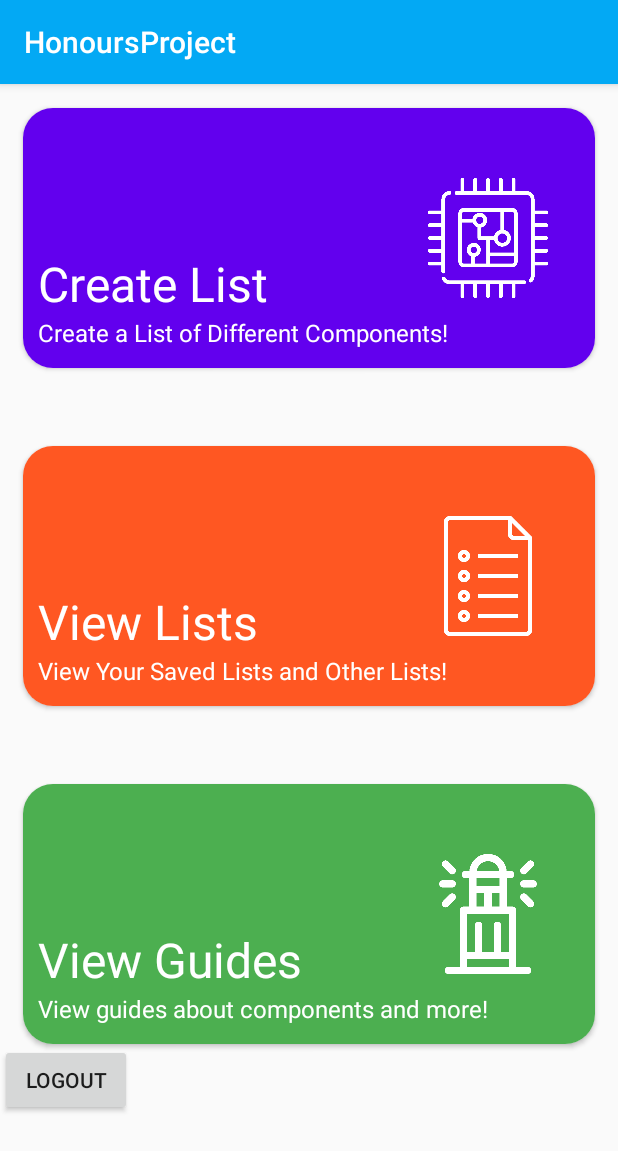
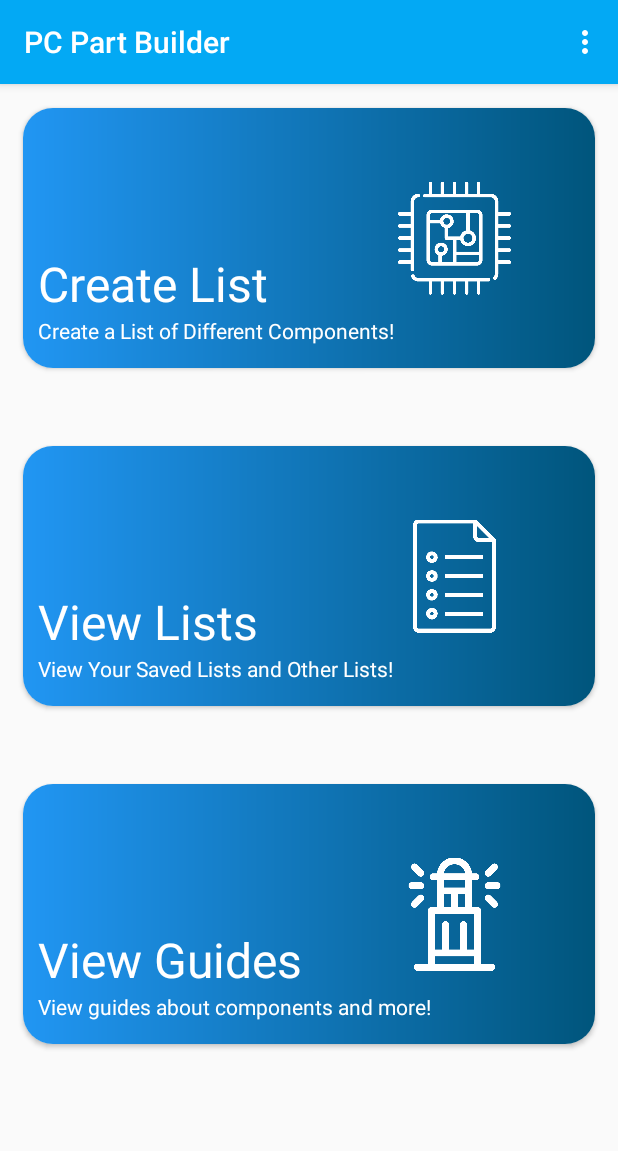
Before and after one commit to ConnerMcGill/HonoursProject, an Android app: the screen it shows after launch once a user with an empty profile is signed in (MainActivity), on a phone screen of 412 x 824 dp. Shown: the top 1151 px of the screen. Run offline under Robolectric (Android 15) with nearby library versions, the phone set to English and light mode, and no system bars; our stand-ins replace Firebase (no records; nobody signed in at launch, a user with empty details on screens opened directly).

Commit message:
Added toolbar and tweaked main activity

```diff
--- a/app/src/main/java/com/example/honoursproject/MainActivity.java
+++ b/app/src/main/java/com/example/honoursproject/MainActivity.java
@@ -13,19 +13,23 @@
 
 package com.example.honoursproject;
 
-import androidx.appcompat.app.AppCompatActivity;
-
 import android.content.Intent;
 import android.os.Bundle;
+import android.view.Menu;
+import android.view.MenuInflater;
+import android.view.MenuItem;
 import android.view.View;
 import android.widget.Button;
 import android.widget.Toast;
+
+import androidx.annotation.NonNull;
+import androidx.appcompat.app.AppCompatActivity;
+import androidx.appcompat.widget.Toolbar;
 
 import com.google.firebase.auth.FirebaseAuth;
 
 public class MainActivity extends AppCompatActivity {
 
-    private Button logoutButton;
     private FirebaseAuth mAuth;
 
     @Override
@@ -33,17 +37,29 @@
         super.onCreate(savedInstanceState);
         setContentView(R.layout.activity_main);
 
-        logoutButton = findViewById(R.id.button_logout);
-
         mAuth = FirebaseAuth.getInstance();
 
-        logoutButton.setOnClickListener(new View.OnClickListener() {
-            @Override
-            public void onClick(View view) {
+        Toolbar toolbar = findViewById(R.id.toolbar);
+        setSupportActionBar(toolbar);
+
+    }
+
+    @Override
+    public boolean onCreateOptionsMenu(Menu menu) {
+        MenuInflater inflater = getMenuInflater();
+        inflater.inflate(R.menu.example_menu, menu);
+        return true;
+    }
+
+    @Override
+    public boolean onOptionsItemSelected(@NonNull MenuItem item) {
+        switch (item.getItemId()) {
+            case R.id.item1:
                 logoutUserFromAccount();
-            }
-        });
-
+                return true;
+            default:
+                return super.onOptionsItemSelected(item);
+        }
     }
 
     private void logoutUserFromAccount() {
--- a/app/src/main/res/drawable/test_bg.xml
+++ b/app/src/main/res/drawable/test_bg.xml
@@ -1,8 +1,9 @@
 <?xml version="1.0" encoding="utf-8"?>
 <shape xmlns:android="http://schemas.android.com/apk/res/android">
 
-    <gradient android:startColor="#86838A"
-        android:endColor="#86838A">
+    <gradient android:startColor="#2196F3"
+        android:endColor="#00557C">
     </gradient>
 
+
 </shape>
--- a/app/src/main/res/layout/activity_main.xml
+++ b/app/src/main/res/layout/activity_main.xml
@@ -7,6 +7,9 @@
     android:orientation="vertical"
     tools:context=".MainActivity">
 
+    <include
+        android:id="@+id/toolbar"
+        layout="@layout/toolbar" />
 
     <androidx.cardview.widget.CardView
         android:id="@+id/create_list_card"
@@ -21,7 +24,7 @@
         <LinearLayout
             android:layout_width="match_parent"
             android:layout_height="match_parent"
-            android:background="@drawable/build_pc_list_card_bg"
+            android:background="@drawable/test_bg"
             android:orientation="vertical">
 
 
@@ -31,12 +34,12 @@
 
 
                 <ImageView
-                    android:layout_width="80dp"
+                    android:layout_width="75dp"
                     android:layout_height="230dp"
-                    android:layout_marginStart="270dp"
-                    android:layout_marginEnd="290dp"
-                    android:src="@drawable/cpu_for_build_list_card"
-                    android:contentDescription="@string/create_list_card_icon_description" />
+                    android:layout_marginStart="250dp"
+                    android:layout_marginEnd="270dp"
+                    android:contentDescription="@string/create_list_card_icon_description"
+                    android:src="@drawable/cpu_for_build_list_card" />
 
             </RelativeLayout>
 
@@ -72,7 +75,7 @@
                     android:layout_height="wrap_content"
                     android:text="@string/create_list_card_description"
                     android:textColor="#ffff"
-                    android:textSize="16dp" />
+                    android:textSize="14dp" />
 
 
             </LinearLayout>
@@ -95,7 +98,7 @@
         <LinearLayout
             android:layout_width="match_parent"
             android:layout_height="match_parent"
-            android:background="@drawable/view_pc_lists_card_bg"
+            android:background="@drawable/test_bg"
             android:orientation="vertical">
 
 
@@ -105,11 +108,12 @@
 
 
                 <ImageView
-                    android:layout_width="80dp"
+                    android:layout_width="75dp"
                     android:layout_height="230dp"
-                    android:layout_marginStart="270dp"
-                    android:src="@drawable/list_for_view_lists_card"
-                    android:contentDescription="@string/view_lists_icon_description" />
+                    android:layout_marginStart="250dp"
+                    android:layout_marginEnd="270dp"
+                    android:contentDescription="@string/view_lists_icon_description"
+                    android:src="@drawable/list_for_view_lists_card" />
 
             </RelativeLayout>
 
@@ -145,7 +149,7 @@
                     android:layout_height="wrap_content"
                     android:text="@string/view_lists_card_description"
                     android:textColor="#ffff"
-                    android:textSize="16dp" />
+                    android:textSize="14dp" />
 
 
             </LinearLayout>
@@ -168,7 +172,7 @@
         <LinearLayout
             android:layout_width="match_parent"
             android:layout_height="match_parent"
-            android:background="@drawable/view_guides_card_bg"
+            android:background="@drawable/test_bg"
             android:orientation="vertical">
 
 
@@ -178,11 +182,12 @@
 
 
                 <ImageView
-                    android:layout_width="80dp"
+                    android:layout_width="75dp"
                     android:layout_height="230dp"
-                    android:layout_marginStart="270dp"
-                    android:src="@drawable/guide_for_view_guides_card"
-                    android:contentDescription="@string/png_icon_for_guide_card" />
+                    android:layout_marginStart="250dp"
+                    android:layout_marginEnd="270dp"
+                    android:contentDescription="@string/png_icon_for_guide_card"
+                    android:src="@drawable/guide_for_view_guides_card" />
 
             </RelativeLayout>
 
@@ -218,7 +223,7 @@
                     android:layout_height="wrap_content"
                     android:text="@string/view_guides_card_description"
                     android:textColor="#ffff"
-                    android:textSize="16dp" />
+                    android:textSize="14dp" />
 
 
             </LinearLayout>
@@ -228,14 +233,4 @@
 
     </androidx.cardview.widget.CardView>
 
-    <Button
-        android:id="@+id/button_logout"
-        android:layout_width="wrap_content"
-        android:layout_height="wrap_content"
-        android:text="@string/temp_logout_button">
-
-
-    </Button>
-
-
 </androidx.appcompat.widget.LinearLayoutCompat>
--- /dev/null
+++ b/app/src/main/res/layout/toolbar.xml
@@ -0,0 +1,11 @@
+<?xml version="1.0" encoding="utf-8"?>
+<androidx.appcompat.widget.Toolbar xmlns:android="http://schemas.android.com/apk/res/android"
+    android:layout_width="match_parent"
+    android:layout_height="wrap_content"
+    xmlns:app="http://schemas.android.com/apk/res-auto"
+    android:background="@color/titleBar"
+    android:elevation="4dp"
+    android:theme="@style/ThemeOverlay.AppCompat.Dark.ActionBar"
+    app:popupTheme="@style/ThemeOverlay.AppCompat.Light">
+
+</androidx.appcompat.widget.Toolbar>
--- /dev/null
+++ b/app/src/main/res/menu/example_menu.xml
@@ -0,0 +1,11 @@
+<?xml version="1.0" encoding="utf-8"?>
+<menu xmlns:android="http://schemas.android.com/apk/res/android"
+    xmlns:app="http://schemas.android.com/apk/res-auto">
+
+    <item
+        android:id="@+id/item1"
+        android:title="@string/logout_text_toolbar"
+        app:showAsAction="never" />
+
+
+</menu>
--- a/app/src/main/res/values/strings.xml
+++ b/app/src/main/res/values/strings.xml
@@ -1,5 +1,5 @@
 <resources>
-    <string name="app_name">HonoursProject</string>
+    <string name="app_name">PC Part Builder</string>
     <string name="login_email_title">Email:</string>
     <string name="login_enter_email_address_hint">Enter Email Address</string>
     <string name="login_password_title">Password:</string>
@@ -28,4 +28,5 @@
     <string name="view_lists_card_description">View Your Saved Lists and Other Lists!</string>
     <string name="view_guides_card_title">View Guides</string>
     <string name="view_guides_card_description">View guides about components and more!</string>
+    <string name="logout_text_toolbar">Logout</string>
 </resources>
--- a/app/src/main/res/values/styles.xml
+++ b/app/src/main/res/values/styles.xml
@@ -1,6 +1,6 @@
 <resources>
     <!-- Base application theme. -->
-    <style name="AppTheme" parent="Theme.AppCompat.Light.DarkActionBar">
+    <style name="AppTheme" parent="Theme.AppCompat.Light.NoActionBar">
         <!-- Customize your theme here. -->
         <item name="colorPrimary">@color/titleBar</item>
         <item name="colorPrimaryDark">@color/titleBar</item>
@@ -12,4 +12,6 @@
         <item name="android:textSize">14sp</item>
     </style>
 
+
+
 </resources>
```
